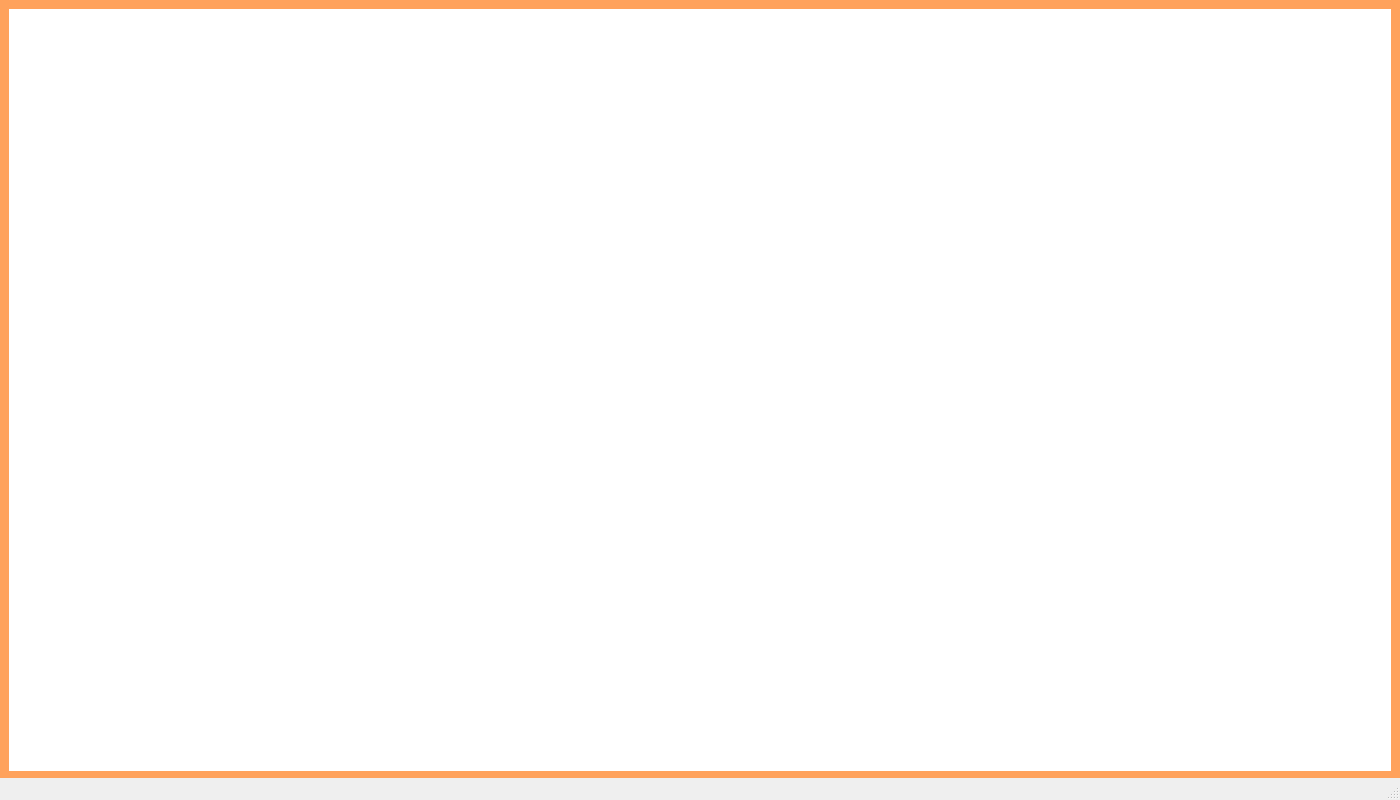
Old version of the form client/dpgs-client/mainwindow.ui in the repository yun-daniel/rpi4-dpgs.
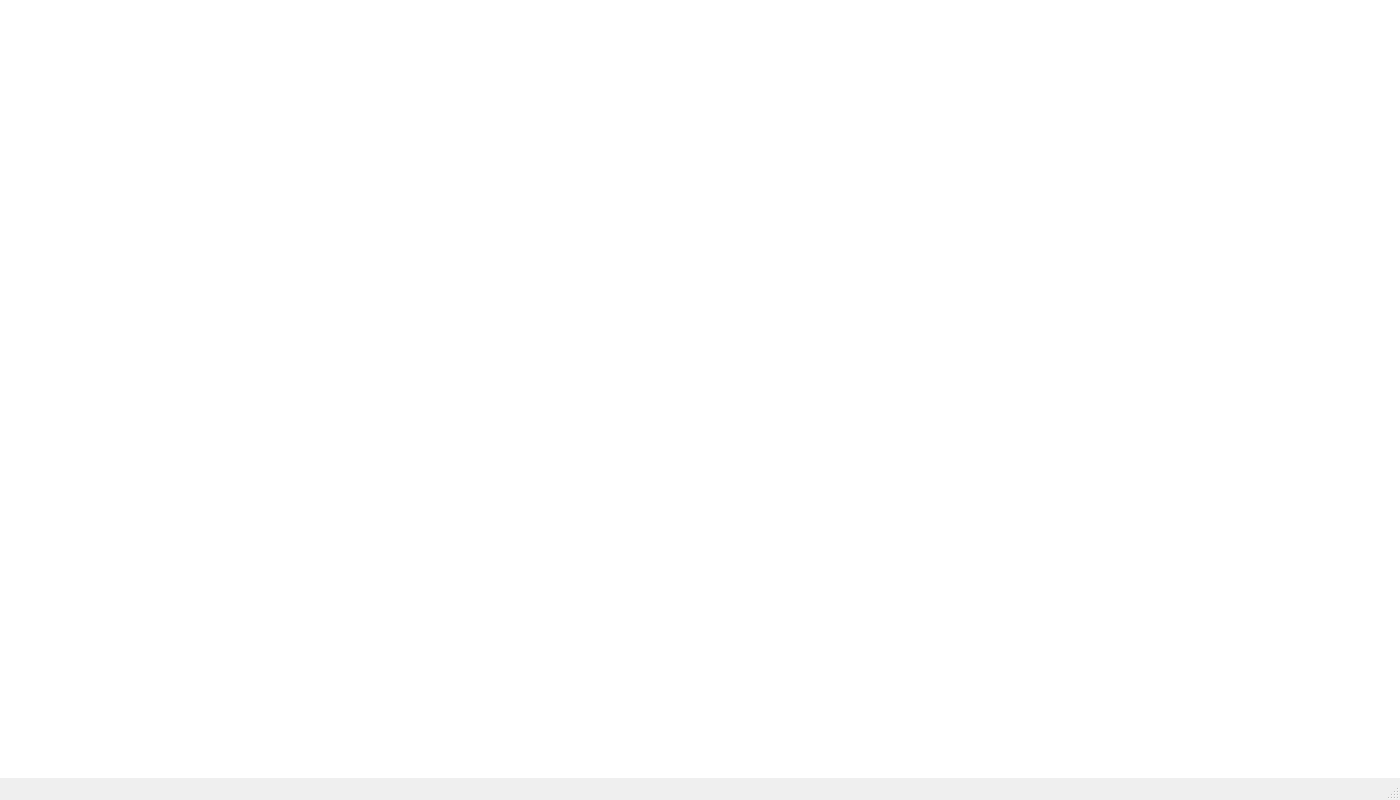
New version of the form. The open tabs and pages were chosen to show the change. Icons and pictures are not drawn.

Diff of the .ui file:
```diff
--- a/client/dpgs-client/mainwindow.ui
+++ b/client/dpgs-client/mainwindow.ui
@@ -25,7 +25,7 @@
      <rect>
       <x>0</x>
       <y>0</y>
-      <width>1500</width>
+      <width>1400</width>
       <height>800</height>
      </rect>
     </property>
@@ -44,40 +44,6 @@
     background-color: white;
  }</string>
      </property>
-     <widget class="QLabel" name="label_2">
-      <property name="geometry">
-       <rect>
-        <x>1260</x>
-        <y>715</y>
-        <width>131</width>
-        <height>51</height>
-       </rect>
-      </property>
-      <property name="styleSheet">
-       <string notr="true">background-image: url(:/images/CI.png);</string>
-      </property>
-      <property name="text">
-       <string/>
-      </property>
-     </widget>
-     <widget class="QLabel" name="label_3">
-      <property name="geometry">
-       <rect>
-        <x>0</x>
-        <y>0</y>
-        <width>1400</width>
-        <height>780</height>
-       </rect>
-      </property>
-      <property name="styleSheet">
-       <string notr="true">border: 9px solid #FFA25C;</string>
-      </property>
-      <property name="text">
-       <string/>
-      </property>
-     </widget>
-     <zorder>label_3</zorder>
-     <zorder>label_2</zorder>
     </widget>
     <widget class="QWidget" name="page_2">
      <property name="sizePolicy">
```
Left out of the diff: 12 changed lines with no effect on the pictures.
